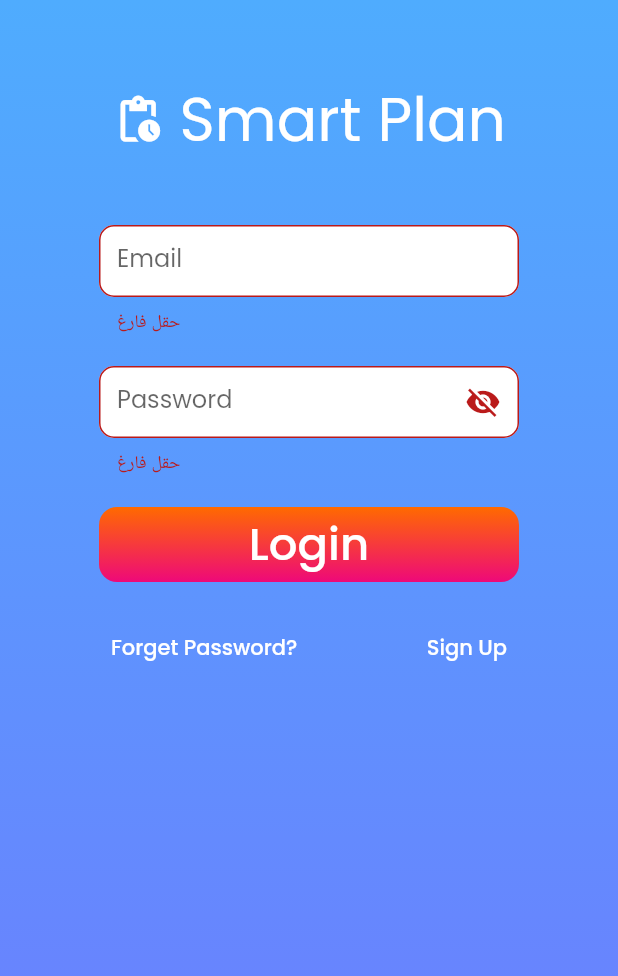
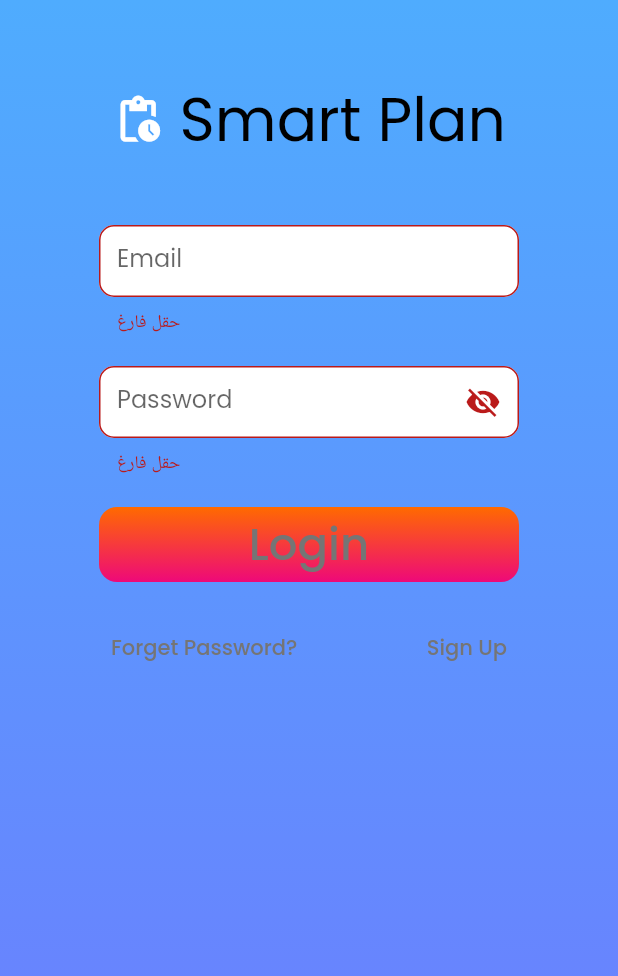
Before and after one commit to faisalammar-f/flutter-app2, a Flutter app: the screen it shows after launch, after a tap on "Login", on a phone screen of 412 x 824 dp. Shown: the top 976 px of the screen. Run offline on Flutter 3.47's test engine with Material 3 defaults, Android fonts, the phone set to English and light mode, and no system bars; our stand-ins replace awesome_notifications, cloud_firestore, email_validator, firebase_auth, firebase_core, fl_chart and 4 more; missing offline and left inert: google_mlkit_text_recognition; accounts and stored records are empty.

Commit message:
Added new updates to the project

```diff
--- a/lib/ai.dart
+++ b/lib/ai.dart
@@ -31,7 +31,9 @@ class Ai_ass extends State<Ai> {
                 "Smart Insights for you".tr,
                 style: TextStyle(
                   fontWeight: FontWeight.bold,
-                  color: Colors.black,
+                  color: Theme.of(context).brightness == Brightness.dark
+                      ? Colors.white
+                      : Colors.black,
                   fontSize: 22,
                 ),
               ),
--- a/lib/main.dart
+++ b/lib/main.dart
@@ -21,6 +21,10 @@ const kPrimaryColor = Color(0xFF6A1B9A);
 
 void main() async {
   WidgetsFlutterBinding.ensureInitialized();
+  final themeController = Get.put(ThemePro());
+  await themeController.loadTheme();
+  Mycon c = Get.put(Mycon());
+  String savedLang = await c.getSavedLang();
   await Firebase.initializeApp();
   await AwesomeNotifications().initialize(null, [
     NotificationChannel(
@@ -55,6 +59,7 @@ void main() async {
         ChangeNotifierProvider(create: (context) => income_provider()),
         ChangeNotifierProvider(create: (context) => task_provider()),
         ChangeNotifierProvider(create: (context) => provider_sign()),
+
         ChangeNotifierProvider(
           create: (context) => ai_prov(
             income: context.read<income_provider>(),
@@ -63,23 +68,52 @@ void main() async {
         ),
       ],
 
-      child: MyApp(),
+      child: MyApp(savedLang: savedLang, themeController: themeController),
     ),
   );
 }
 
 class MyApp extends StatelessWidget {
-  MyApp({super.key});
+  final String savedLang;
+  final ThemePro themeController;
+
+  MyApp({super.key, required this.savedLang, required this.themeController});
 
   @override
   Widget build(BuildContext context) {
     return GetMaterialApp(
       debugShowCheckedModeBanner: false,
       translations: Mylocal(),
-      locale: Get.deviceLocale,
+      locale: Locale(savedLang),
       title: 'Smart Plan'.tr,
+      themeMode: themeController.thememode,
+      darkTheme: ThemeData(
+        brightness: Brightness.dark,
+        scaffoldBackgroundColor: Colors.black,
+        appBarTheme: AppBarTheme(
+          backgroundColor: Colors.black,
+          iconTheme: const IconThemeData(color: Colors.white),
+          titleTextStyle: GoogleFonts.poppins(
+            fontSize: 20,
+            fontWeight: FontWeight.bold,
+            color: Colors.white,
+          ),
+        ),
+        bottomNavigationBarTheme: BottomNavigationBarThemeData(
+          backgroundColor: Colors.white,
+          selectedItemColor: kPrimaryColor,
+          unselectedItemColor: Colors.grey,
+        ),
+        inputDecorationTheme: InputDecorationTheme(
+          filled: true,
+          fillColor: Colors.white,
+          labelStyle: TextStyle(color: Colors.black),
+        ),
+        textTheme: GoogleFonts.poppinsTextTheme(),
+      ),
       theme: ThemeData(
         useMaterial3: false,
+        brightness: Brightness.light,
         colorScheme: ColorScheme.fromSeed(
           seedColor: const Color.fromRGBO(106, 27, 154, 1),
           primary: kPrimaryColor,
@@ -97,6 +131,7 @@ class MyApp extends StatelessWidget {
           iconTheme: IconThemeData(color: Colors.white),
           centerTitle: true,
         ),
+
         bottomNavigationBarTheme: BottomNavigationBarThemeData(
           backgroundColor: Colors.white,
           elevation: 8,
@@ -268,9 +303,11 @@ class _LoginPageState extends State<LoginPage> {
   Widget build(BuildContext context) {
     return Scaffold(
       body: Container(
-        decoration: const BoxDecoration(
+        decoration: BoxDecoration(
           gradient: LinearGradient(
-            colors: [Color(0xFF4FACFE), Color(0xFF6E7AFE)],
+            colors: Theme.of(context).brightness == Brightness.dark
+                ? [Colors.grey[900]!, Colors.black]
+                : [Color(0xFF4FACFE), Color(0xFF6E7AFE)],
             begin: Alignment.topCenter,
             end: Alignment.bottomCenter,
           ),
@@ -301,7 +338,13 @@ class _LoginPageState extends State<LoginPage> {
                         SizedBox(width: 10),
                         Text(
                           "app_title".tr,
-                          style: TextStyle(color: Colors.white, fontSize: 40),
+                          style: TextStyle(
+                            color:
+                                Theme.of(context).brightness == Brightness.dark
+                                ? Colors.white
+                                : Colors.black,
+                            fontSize: 40,
+                          ),
                           textAlign: TextAlign.center,
                         ),
                       ],
@@ -324,7 +367,10 @@ class _LoginPageState extends State<LoginPage> {
                             borderRadius: BorderRadius.circular(10),
                           ),
                           filled: true,
-                          fillColor: Colors.white,
+                          fillColor:
+                              Theme.of(context).brightness == Brightness.dark
+                              ? Colors.grey[800]
+                              : Colors.white,
                         ),
                         validator: (value) {
                           if (value!.isEmpty) return "حقل فارغ".tr;
@@ -367,7 +413,10 @@ class _LoginPageState extends State<LoginPage> {
                             borderRadius: BorderRadius.circular(10),
                           ),
                           filled: true,
-                          fillColor: Colors.white,
+                          fillColor:
+                              Theme.of(context).brightness == Brightness.dark
+                              ? Colors.grey[800]
+                              : Colors.white,
                         ),
                         validator: (value) {
                           if (value!.isEmpty) return "حقل فارغ".tr;
@@ -410,7 +459,11 @@ class _LoginPageState extends State<LoginPage> {
                               "login_button".tr,
                               style: TextStyle(
                                 fontSize: 30,
-                                color: Colors.white,
+                                color:
+                                    Theme.of(context).brightness ==
+                                        Brightness.dark
+                                    ? Colors.grey[400]
+                                    : Colors.grey[600],
                               ),
                             ),
                           ),
@@ -464,7 +517,13 @@ class _LoginPageState extends State<LoginPage> {
                             },
                             child: Text(
                               "forget_password".tr,
-                              style: TextStyle(color: Colors.white),
+                              style: TextStyle(
+                                color:
+                                    Theme.of(context).brightness ==
+                                        Brightness.dark
+                                    ? Colors.grey[400]
+                                    : Colors.grey[600],
+                              ),
                             ),
                           ),
                           TextButton(
@@ -476,7 +535,13 @@ class _LoginPageState extends State<LoginPage> {
                             },
                             child: Text(
                               "sign_up".tr,
-                              style: TextStyle(color: Colors.white),
+                              style: TextStyle(
+                                color:
+                                    Theme.of(context).brightness ==
+                                        Brightness.dark
+                                    ? Colors.grey[400]
+                                    : Colors.grey[600],
+                              ),
                             ),
                           ),
                         ],
@@ -492,3 +557,24 @@ class _LoginPageState extends State<LoginPage> {
     );
   }
 }
+
+class ThemePro extends GetxController {
+  ThemeMode thememode = ThemeMode.light;
+  bool get isDark => thememode == ThemeMode.dark;
+  void toggletheme() async {
+    thememode = isDark ? ThemeMode.light : ThemeMode.dark;
+    Get.changeThemeMode(thememode);
+    update();
+    final prefs = await SharedPreferences.getInstance();
+    prefs.setBool('isDarkMode', isDark);
+  }
+
+  Future<void> loadTheme() async {
+    final prefs = await SharedPreferences.getInstance();
+    bool? isDarkSaved = prefs.getBool('isDarkMode');
+    if (isDarkSaved != null) {
+      thememode = isDarkSaved ? ThemeMode.dark : ThemeMode.light;
+      update();
+    }
+  }
+}
--- a/lib/signup.dart
+++ b/lib/signup.dart
@@ -53,7 +53,9 @@ class _SignuState extends State<Signu> {
         // خلفية متدرجة
         decoration: BoxDecoration(
           gradient: LinearGradient(
-            colors: [Colors.blue.shade200, Colors.blue.shade600],
+            colors: Theme.of(context).brightness == Brightness.dark
+                ? [Colors.grey[900]!, Colors.black]
+                : [Color(0xFF4FACFE), Color(0xFF6E7AFE)],
             begin: Alignment.topCenter,
             end: Alignment.bottomCenter,
           ),
--- a/lib/translation.dart
+++ b/lib/translation.dart
@@ -1,5 +1,6 @@
 import 'package:flutter/material.dart';
 import 'package:get/get.dart';
+import 'package:shared_preferences/shared_preferences.dart';
 
 class Mylocal implements Translations {
   @override
@@ -97,11 +98,18 @@ class Mycon extends GetxController {
   void changlang(String ch) async {
     Locale l = Locale(ch);
     Get.updateLocale(l);
+    SharedPreferences prefs = await SharedPreferences.getInstance();
+    await prefs.setString('lang', ch);
+  }
+
+  Future<String> getSavedLang() async {
+    SharedPreferences prefs = await SharedPreferences.getInstance();
+    return prefs.getString('lang') ?? 'en';
   }
 }
 
 final Map<String, String> authAr = {
-  "app_title": "Smart Plan",
+  "app_title": "الخطة الذكية",
   "email_label": "البريد الإلكتروني",
   "password_label": "كلمة المرور",
   "empty_field": "حقل فارغ",
```
Also changed, not shown: lib/Expenses.dart (+12 -4 lines), lib/Income.dart (+12 -4 lines), lib/home.dart (+16 -2 lines).
